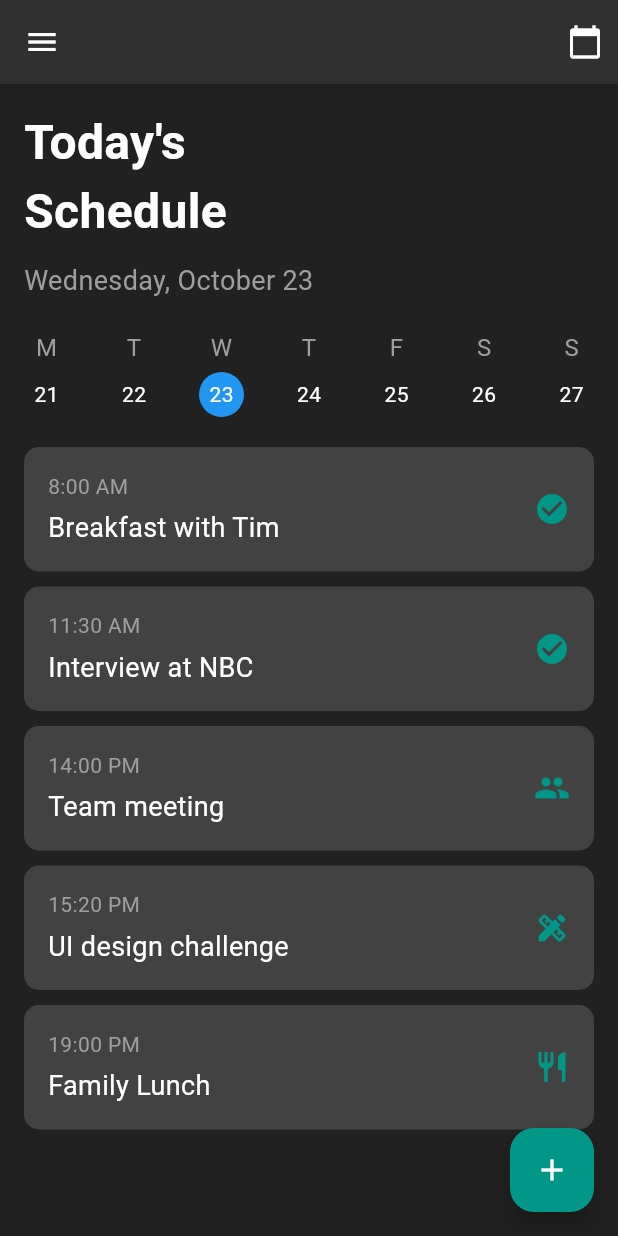
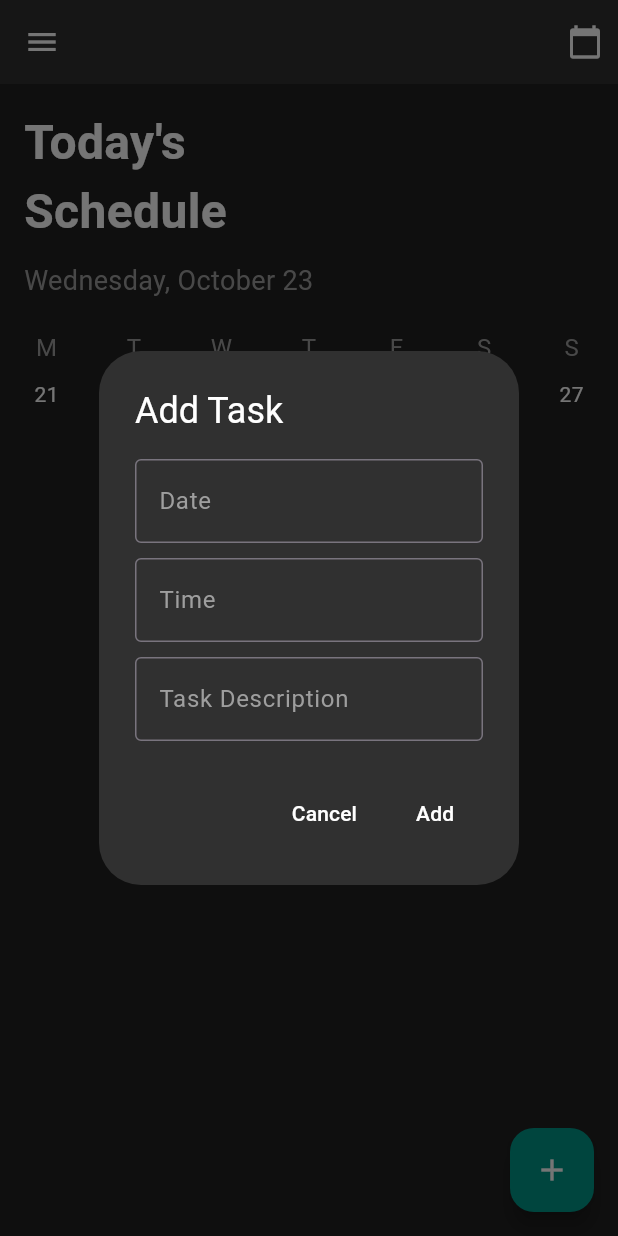
Before and after one commit to MauryaAayush/multiple_app, a Flutter app: the screen it shows after launch, after a tap on the "add" icon, on a phone screen of 412 x 824 dp. Run offline on Flutter 3.47's test engine with Material 3 defaults, Android fonts, the phone set to English and light mode, and no system bars; our stand-ins replace get, google_fonts.

Commit message:
Radhey Radhey

```diff
--- /dev/null
+++ b/lib/TODO_APP/Controllers/Task_controller.dart
@@ -0,0 +1,19 @@
+import 'package:get/get.dart';
+
+import '../Model/task_model.dart';
+
+class TaskController extends GetxController {
+  var tasks = <Task>[].obs;
+
+  void addTask(Task task) {
+    tasks.add(task);
+  }
+
+  void updateTask(int index, Task task) {
+    tasks[index] = task;
+  }
+
+  void deleteTask(int index) {
+    tasks.removeAt(index);
+  }
+}
--- /dev/null
+++ b/lib/TODO_APP/Model/task_model.dart
@@ -0,0 +1,9 @@
+import 'package:flutter/material.dart';
+
+class Task {
+  String time;
+  String description;
+  IconData icon;
+
+  Task({required this.time, required this.description, required this.icon});
+}
--- a/lib/TODO_APP/Views/HomeScreen/todo_screen.dart
+++ b/lib/TODO_APP/Views/HomeScreen/todo_screen.dart
@@ -1,17 +1,23 @@
 import 'package:flutter/material.dart';
 import 'package:google_fonts/google_fonts.dart';
+import 'package:get/get.dart';
+import '../../Controllers/Task_controller.dart';
+import '../../Model/task_model.dart';
+
 
 class HomePage extends StatelessWidget {
-  const HomePage({super.key});
+  final TaskController taskController = Get.put(TaskController());
+
+  HomePage({super.key});
 
   @override
   Widget build(BuildContext context) {
     return Scaffold(
       appBar: AppBar(
         backgroundColor: Colors.grey[850],
-        leading: Icon(Icons.menu,color: Colors.white,),
+        leading: Icon(Icons.menu, color: Colors.white),
         actions: [
-          Icon(Icons.calendar_today,color: Colors.white,),
+          Icon(Icons.calendar_today, color: Colors.white),
           SizedBox(width: 10),
         ],
       ),
@@ -81,22 +87,33 @@ class HomePage extends StatelessWidget {
             ),
             SizedBox(height: 20),
             Expanded(
-              child: ListView(
-                children: [
-                  buildTaskItem("8:00 AM", "Breakfast with Tim", Icons.check_circle),
-                  buildTaskItem("11:30 AM", "Interview at NBC", Icons.check_circle),
-                  buildTaskItem("14:00 PM", "Team meeting", Icons.people),
-                  buildTaskItem("15:20 PM", "UI design challenge", Icons.design_services),
-                  buildTaskItem("19:00 PM", "Family Lunch", Icons.restaurant),
-                ],
-              ),
+              child: Obx(() {
+                return ListView.builder(
+                  itemCount: taskController.tasks.length,
+                  itemBuilder: (context, index) {
+                    var task = taskController.tasks[index];
+                    return GestureDetector(
+                      onTap: () {
+                        _showTaskDialog(context, task: task, index: index);
+                      },
+                      child: buildTaskItem(
+                        task.time,
+                        task.description,
+                        task.icon,
+                      ),
+                    );
+                  },
+                );
+              }),
             ),
           ],
         ),
       ),
       floatingActionButton: FloatingActionButton(
-        onPressed: () {},
-        child: Icon(Icons.add,color: Colors.white,),
+        onPressed: () {
+          _showTaskDialog(context);
+        },
+        child: Icon(Icons.add, color: Colors.white),
         backgroundColor: Colors.teal,
       ),
       backgroundColor: Colors.grey[900],
@@ -142,4 +159,113 @@ class HomePage extends StatelessWidget {
       ),
     );
   }
+
+  void _showTaskDialog(BuildContext context, {Task? task, int? index}) {
+    final timeController = TextEditingController();
+    final descriptionController = TextEditingController();
+    final dateController = TextEditingController();
+
+    if (task != null) {
+      timeController.text = task.time;
+      descriptionController.text = task.description;
+    }
+
+    showDialog(
+      context: context,
+      builder: (BuildContext context) {
+        return AlertDialog(
+          backgroundColor: Colors.grey[850],
+          title: Text(
+            task == null ? 'Add Task' : 'Edit Task',
+            style: TextStyle(color: Colors.white),
+          ),
+          content: Column(
+            mainAxisSize: MainAxisSize.min,
+            children: [
+              TextField(
+                controller: dateController,
+                readOnly: true,
+                decoration: InputDecoration(
+                  labelText: 'Date',
+                  labelStyle: TextStyle(color: Colors.grey),
+                  border: OutlineInputBorder(),
+                ),
+                onTap: () async {
+                  DateTime? pickedDate = await showDatePicker(
+                    context: context,
+                    initialDate: DateTime.now(),
+                    firstDate: DateTime(2000),
+                    lastDate: DateTime(2101),
+                  );
+                  if (pickedDate != null) {
+                    dateController.text = "${pickedDate.toLocal()}".split(' ')[0];
+                  }
+                },
+                style: TextStyle(color: Colors.white),
+              ),
+              SizedBox(height: 10),
+              TextField(
+                controller: timeController,
+                readOnly: true,
+                decoration: InputDecoration(
+                  labelText: 'Time',
+                  labelStyle: TextStyle(color: Colors.grey),
+                  border: OutlineInputBorder(),
+                ),
+                onTap: () async {
+                  TimeOfDay? pickedTime = await showTimePicker(
+                    context: context,
+                    initialTime: TimeOfDay.now(),
+                  );
+                  if (pickedTime != null) {
+                    final now = DateTime.now();
+                    final dt = DateTime(now.year, now.month, now.day, pickedTime.hour, pickedTime.minute);
+                    timeController.text = "${pickedTime.format(context)}";
+                  }
+                },
+                style: TextStyle(color: Colors.white),
+              ),
+              SizedBox(height: 10),
+              TextField(
+                controller: descriptionController,
+                decoration: InputDecoration(
+                  labelText: 'Task Description',
+                  labelStyle: TextStyle(color: Colors.grey),
+                  border: OutlineInputBorder(),
+                ),
+                style: TextStyle(color: Colors.white),
+              ),
+            ],
+          ),
+          actions: [
+            TextButton(
+              onPressed: () {
+                Navigator.of(context).pop();
+              },
+              child: Text('Cancel', style: TextStyle(color: Colors.white)),
+            ),
+            TextButton(
+              onPressed: () {
+                if (task == null) {
+                  taskController.addTask(Task(
+                    time: timeController.text,
+                    description: descriptionController.text,
+                    icon: Icons.task,
+                  ));
+                } else {
+                  taskController.updateTask(index!, Task(
+                    time: timeController.text,
+                    description: descriptionController.text,
+                    icon: Icons.task,
+                  ));
+                }
+                Navigator.of(context).pop();
+              },
+              child: Text(task == null ? 'Add' : 'Update', style: TextStyle(color: Colors.white)),
+            ),
+          ],
+        );
+      },
+    );
+  }
 }
```
